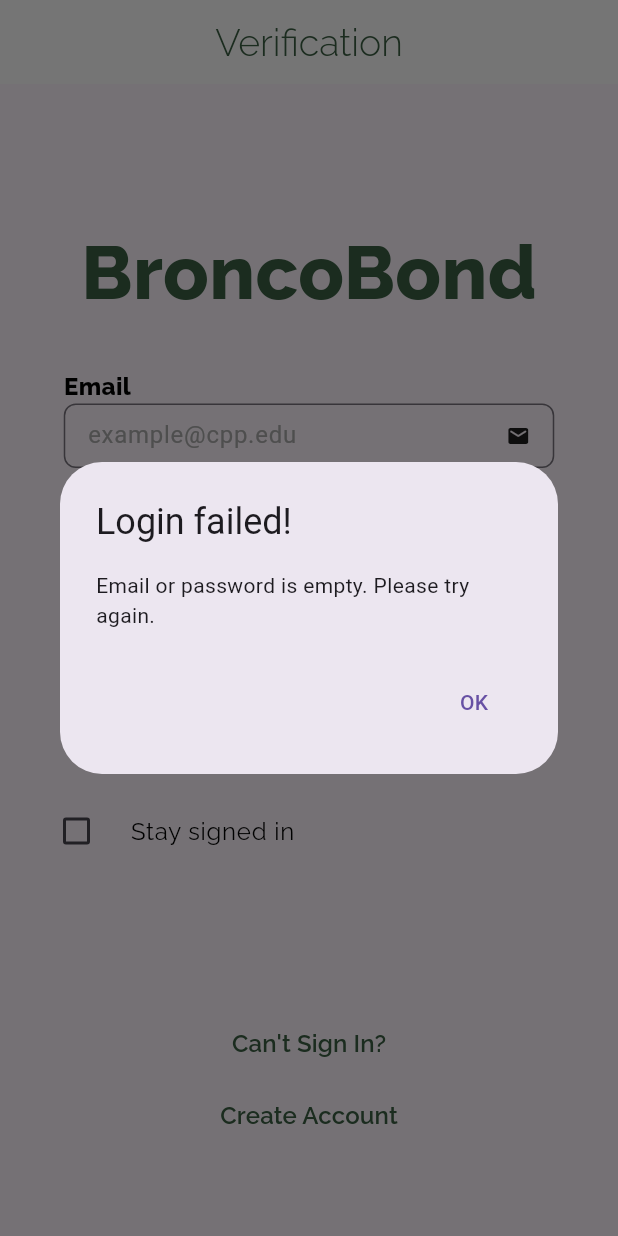
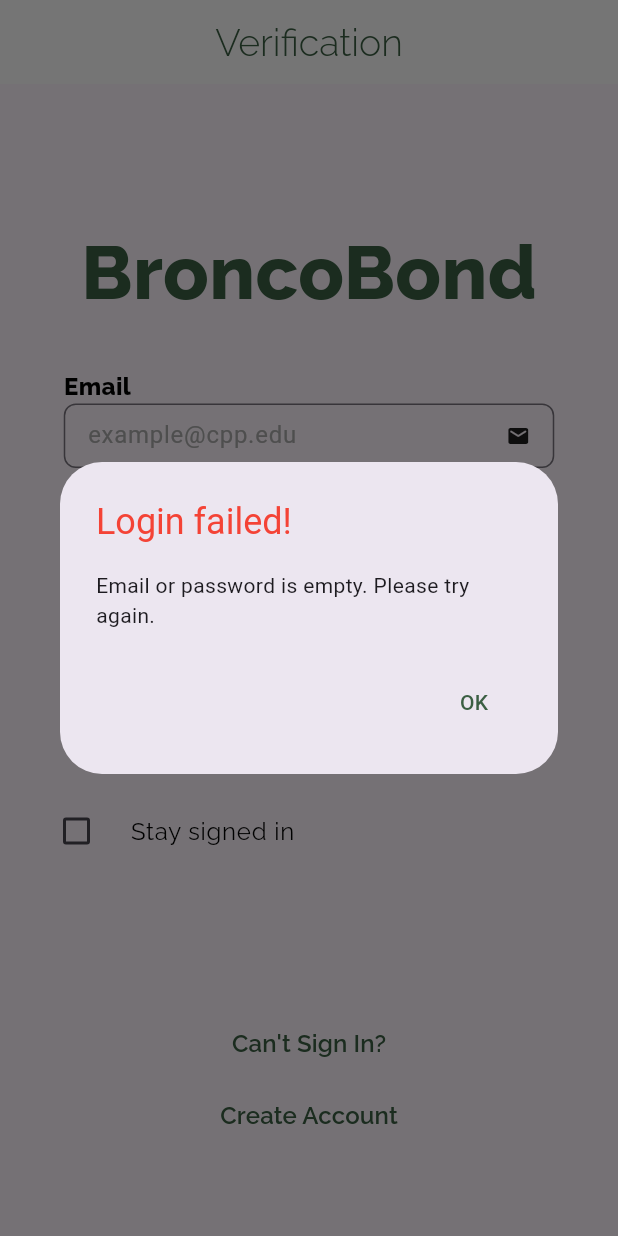
Before and after one commit to BroncoBond/Bronco-Bond, a Flutter app: the LoginPage screen opened directly, after a tap on "Login", on a phone screen of 412 x 824 dp. Run offline on Flutter 3.47's test engine with Material 3 defaults, Android fonts, the phone set to English and light mode, and no system bars; our stand-ins replace google_fonts, image_picker, jwt_decoder, shared_preferences; accounts and stored records are empty; generated files the repository leaves out were written again.

Commit message:
red alert notif & changed interests tags

```diff
--- a/lib/src/screens/login_page.dart
+++ b/lib/src/screens/login_page.dart
@@ -300,15 +300,28 @@ class LoginPageState extends State<LoginPage> {
       context: context,
       builder: (BuildContext context) {
         return AlertDialog(
-          title: Text(title),
+          title: Text(
+            title,
+            style: const TextStyle(
+              color: Colors.red,
+            ),
+          ),
           content: Text(content),
           actions: <Widget>[
             TextButton(
-              onPressed: () {
-                Navigator.of(context).pop();
-              },
-              child: const Text('OK'),
-            ),
+                onPressed: () {
+                  Navigator.of(context).pop();
+                },
+                style: ButtonStyle(
+                  overlayColor: MaterialStateColor.resolveWith(
+                      (states) => Color(0xffABABAB)),
+                ),
+                child: const Text(
+                  'OK',
+                  style: TextStyle(
+                    color: Color(0xFF3B5F43),
+                  ),
+                )),
           ],
         );
       },
```
Also changed, not shown: lib/src/screens/user_profile_page.dart (+5 -3 lines).
